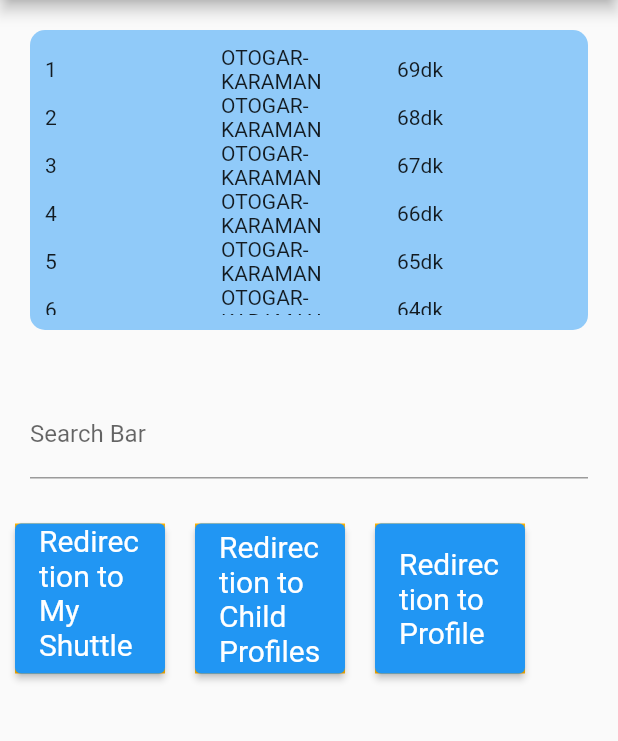
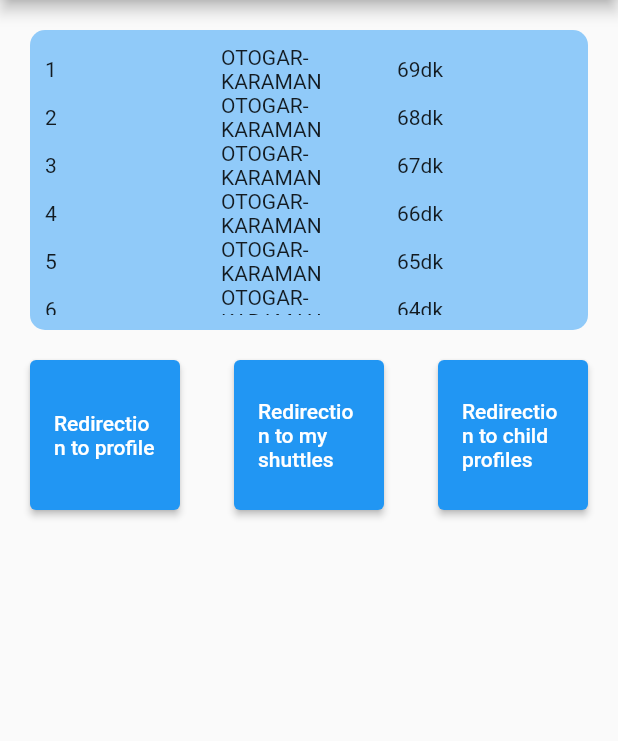
Before and after one commit to adenzu/Project-Vega, a Flutter app: the screen it shows after launch, on a phone screen of 412 x 824 dp, the part 84-825 px from its top. Run offline on Flutter 3.47's test engine with Material 2 defaults, Android fonts, the light colour scheme and no system bars.

Commit message:
PV-10 PV-15 PV-17 PV-31 #comment Created classes for redirection buttons and search bar. Disabled search bar.

```diff
--- a/app/lib/about/screen.dart
+++ b/app/lib/about/screen.dart
@@ -7,7 +7,7 @@ class AboutScreen extends StatelessWidget {
   Widget build(BuildContext context) {
     return Scaffold(
       appBar: AppBar(
-        title: Text("About screen here"),
+        title: const Text("About screen here"),
       ),
     );
   }
--- a/app/lib/child_profiles/screen.dart
+++ b/app/lib/child_profiles/screen.dart
@@ -7,7 +7,7 @@ class ChildProfilesScreen extends StatelessWidget {
   Widget build(BuildContext context) {
     return Scaffold(
       appBar: AppBar(
-        title: Text("Child Profiles here"),
+        title: const Text("Child Profiles here"),
       ),
     );
   }
--- a/app/lib/feedback/screen.dart
+++ b/app/lib/feedback/screen.dart
@@ -7,7 +7,7 @@ class FeedbackScreen extends StatelessWidget {
   Widget build(BuildContext context) {
     return Scaffold(
       appBar: AppBar(
-        title: Text("Feedback screen here"),
+        title: const Text("Feedback screen here"),
       ),
     );
   }
--- a/app/lib/main.dart
+++ b/app/lib/main.dart
@@ -9,7 +9,7 @@ class MyApp extends StatelessWidget {
 
   @override
   Widget build(BuildContext context) {
-    return MaterialApp(
+    return const MaterialApp(
       home: MainScreen(),
     );
   }
--- a/app/lib/main/body.dart
+++ b/app/lib/main/body.dart
@@ -1,21 +1,23 @@
 import 'package:flutter/material.dart';
-import 'package:app/main/list_block.dart';
-import 'package:app/main/redirection.dart';
-import 'package:app/main/search_bar.dart';
+
+import 'list_block.dart';
+import 'button_block.dart';
+import 'search_button.dart';
 
 class MainBody extends StatelessWidget {
   const MainBody({Key? key}) : super(key: key);
 
   @override
   Widget build(BuildContext context) {
-
-    return Column(
-      children:  <Widget>[
-        ListBlock(),
-        SearchBar(),
-        Redirection(),
-      ],
+    return Container(
+      margin: const EdgeInsets.all(20),
+      child: Column(
+        children: const <Widget>[
+          ListBlock(),
+          SizedBox(height: 20), // SearchButton(),
+          ButtonsBlock(),
+        ],
+      ),
     );
   }
-
 }
--- /dev/null
+++ b/app/lib/main/button_block.dart
@@ -0,0 +1,33 @@
+import 'package:flutter/material.dart';
+
+import '../profile/screen.dart';
+import '../my_shuttles/screen.dart';
+import '../child_profiles/screen.dart';
+
+import 'redirection_button.dart';
+
+class ButtonsBlock extends StatelessWidget {
+  const ButtonsBlock({Key? key}) : super(key: key);
+
+  @override
+  Widget build(BuildContext context) {
+    return Row(
+      children: [
+        RedirectionButton(
+          text: "Redirection to profile",
+          builder: (context) => const ProfileScreen(),
+        ),
+        const Expanded(child: SizedBox()),
+        RedirectionButton(
+          text: "Redirection to my shuttles",
+          builder: (context) => const MyShuttlesScreen(),
+        ),
+        const Expanded(child: SizedBox()),
+        RedirectionButton(
+          text: "Redirection to child profiles",
+          builder: (context) => const ChildProfilesScreen(),
+        ),
+      ],
+    );
+  }
+}
--- a/app/lib/main/list_block.dart
+++ b/app/lib/main/list_block.dart
@@ -1,5 +1,6 @@
+import 'package:flutter/material.dart';
+
 import 'page_list.dart';
-import 'package:flutter/material.dart';
 
 class ListBlock extends StatelessWidget {
   const ListBlock({Key? key}) : super(key: key);
@@ -8,7 +9,6 @@ class ListBlock extends StatelessWidget {
   Widget build(BuildContext context) {
     return Container(
       height: 200,
-      margin: const EdgeInsets.all(20),
       decoration: BoxDecoration(
         color: Colors.blue[200],
         borderRadius: const BorderRadius.all(Radius.circular(10)),
@@ -17,6 +17,7 @@ class ListBlock extends StatelessWidget {
           style: BorderStyle.none,
         ),
       ),
+      // aşağıdaki değerler tamamiyle yer tutması içindir ve görünüm amaçlıdır
       child: PageView(
         children: <Widget>[
           PageList(
@@ -27,7 +28,7 @@ class ListBlock extends StatelessWidget {
           ),
           PageList(
             stringLists: const [
-              ["Eren Çakar", "Oğul"],
+              ["Boş Boş", "Boş"],
             ],
           ),
         ],
--- a/app/lib/main/page_list.dart
+++ b/app/lib/main/page_list.dart
@@ -1,5 +1,6 @@
+import 'package:flutter/material.dart';
+
 import 'page_row.dart';
-import 'package:flutter/material.dart';
 
 // ignore: must_be_immutable
 class PageList extends StatelessWidget {
@@ -7,9 +8,10 @@ class PageList extends StatelessWidget {
   final List<List<String>> stringLists;
 
   PageList({
+    Key? key,
     this.leadings,
     this.stringLists = const [],
-  });
+  }) : super(key: key);
 
   @override
   Widget build(BuildContext context) {
--- a/app/lib/main/page_row.dart
+++ b/app/lib/main/page_row.dart
@@ -6,10 +6,11 @@ class PageRow extends StatelessWidget {
   final List<String> stringChildren;
 
   const PageRow({
+    Key? key,
     this.height,
     this.leading,
     this.stringChildren = const [],
-  });
+  }) : super(key: key);
 
   @override
   Widget build(BuildContext context) {
--- a/app/lib/main/redirection.dart
+++ /dev/null
@@ -1,64 +0,0 @@
-import 'package:flutter/material.dart';
-import '../profile/screen.dart';
-import '../my_shuttles/screen.dart';
-import '../child_profiles/screen.dart';
-
-class Redirection extends StatelessWidget {
-  const Redirection({Key? key}) : super(key: key);
-
-  @override
-  Widget build(BuildContext context) {
-    final ButtonStyle style =
-        ElevatedButton.styleFrom(textStyle: const TextStyle(fontSize: 20));
-    return Row(
-          children: <Widget>[
-
-         Container(
-    margin: const EdgeInsets.all(10.0),
-    color: Colors.amber[600],
-    width: 100.0,
-    height: 100.0,
-        child: ElevatedButton(
-            style: style,
-            onPressed: () {Navigator.push(
-                    context,
-                    MaterialPageRoute(
-                        builder: (context) => MyShuttlesScreen()));},
-            child: const Text('Redirection to My Shuttles'),
-          ),
-        ),
-
-        Container(
-    margin: const EdgeInsets.all(10.0),
-    color: Colors.amber[600],
-    width: 100.0,
-    height: 100.0,
-        child: ElevatedButton(
-            style: style,
-            onPressed: () {Navigator.push(
-                    context,
-                    MaterialPageRoute(
-                        builder: (context) => ChildProfilesScreen()));},
-            child: const Text('Redirection to Child Profiles'),
-          ),
-        ),
-        Container(
-    margin: const EdgeInsets.all(10.0),
-    color: Colors.amber[600],
-    width: 100.0,
-    height: 100.0,
-        child: ElevatedButton(
-            style: style,
-            onPressed: () {Navigator.push(
-                    context,
-                    MaterialPageRoute(
-                        builder: (context) => ProfileScreen()));},
-            child: const Text('Redirection to Profile'),
-          ),
-        ),
-          ],
-    );
-
-  }
-
-}
--- /dev/null
+++ b/app/lib/main/redirection_button.dart
@@ -0,0 +1,25 @@
+import 'package:flutter/material.dart';
+import '../util.dart';
+
+class RedirectionButton extends StatelessWidget {
+  final String text;
+  final Widget Function(BuildContext) builder;
+
+  const RedirectionButton({
+    Key? key,
+    required this.text,
+    required this.builder,
+  }) : super(key: key);
+
+  @override
+  Widget build(BuildContext context) {
+    return SizedBox(
+      width: 100,
+      height: 100,
+      child: ElevatedButton(
+        onPressed: () => redirectionTo(builder)(context),
+        child: Text(text),
+      ),
+    );
+  }
+}
--- a/app/lib/main/screen.dart
+++ b/app/lib/main/screen.dart
@@ -17,7 +17,7 @@ class MainScreen extends StatelessWidget {
         centerTitle: true,
       ),
       drawer: SlideMenu(),
-      body: MainBody(),
+      body: const MainBody(),
     );
   }
 }
--- a/app/lib/main/search_bar.dart
+++ /dev/null
@@ -1,31 +0,0 @@
-import 'package:flutter/material.dart';
-
-class SearchBar extends StatelessWidget {
-  const SearchBar({Key? key}) : super(key: key);
-
-  @override
-  Widget build(BuildContext context) {
-    var formKey = GlobalKey<FormState>();
-
-     return Container(
-          margin: EdgeInsets.all(20.0),
-          child: Form(
-            key: formKey,
-            child: SingleChildScrollView(
-            child: Column(
-              children: <Widget>[
-              searchBar(),
-              ],
-            ),
-            ),
-        ),
-        );
-
-
-  }
-  Widget searchBar(){
-    return TextFormField(
-          decoration: InputDecoration(labelText: "Search Bar", hintText: "asdfg"),
-        );
-  }
-}
--- a/app/lib/main/slide_menu_tile.dart
+++ b/app/lib/main/slide_menu_tile.dart
@@ -6,10 +6,11 @@ class SlideMenuTile extends StatelessWidget {
   final void Function()? onTap;
 
   const SlideMenuTile({
+    Key? key,
     required this.title,
     required this.iconData,
     this.onTap,
-  });
+  }) : super(key: key);
 
   @override
   Widget build(BuildContext context) {
--- a/app/lib/my_shuttles/screen.dart
+++ b/app/lib/my_shuttles/screen.dart
@@ -7,7 +7,7 @@ class MyShuttlesScreen extends StatelessWidget {
   Widget build(BuildContext context) {
     return Scaffold(
       appBar: AppBar(
-        title: Text("My Shuttles screen here"),
+        title: const Text("My Shuttles screen here"),
       ),
     );
   }
--- a/app/lib/profile/screen.dart
+++ b/app/lib/profile/screen.dart
@@ -7,7 +7,7 @@ class ProfileScreen extends StatelessWidget {
   Widget build(BuildContext context) {
     return Scaffold(
       appBar: AppBar(
-        title: Text("Profile screen here"),
+        title: const Text("Profile screen here"),
       ),
     );
   }
```
Also changed, not shown: app/lib/main/search_button.dart (added, +17 -0 lines), app/lib/main/slide_menu.dart (+9 -38 lines), app/lib/search/screen.dart (added, +22 -0 lines), app/lib/util.dart (added, +11 -0 lines).
